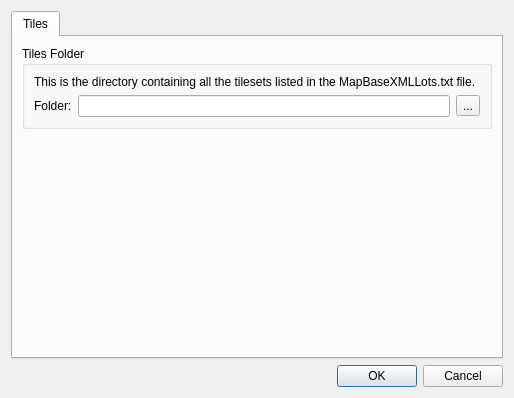
First picture: the form in src/tiled/BuildingEditor/buildingpreferencesdialog.ui, repository timbaker/tiled, before the edit.
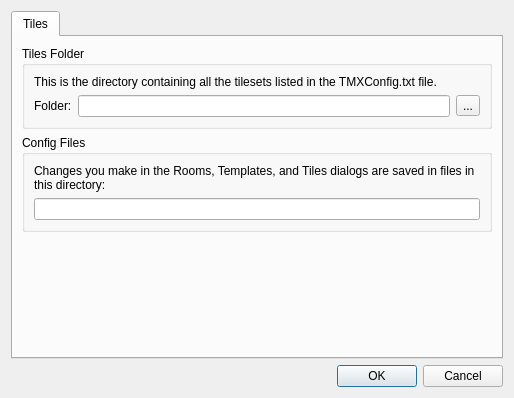
Second picture: the form after the edit.

```diff
--- a/src/tiled/BuildingEditor/buildingpreferencesdialog.ui
+++ b/src/tiled/BuildingEditor/buildingpreferencesdialog.ui
@@ -33,7 +33,7 @@
           <item>
            <widget class="QLabel" name="label_2">
             <property name="text">
-             <string>This is the directory containing all the tilesets listed in the MapBaseXMLLots.txt file.</string>
+             <string>This is the directory containing all the tilesets listed in the TMXConfig.txt file.</string>
             </property>
             <property name="wordWrap">
              <bool>true</bool>
@@ -68,6 +68,32 @@
          </layout>
         </widget>
        </item>
+       <item>
+        <widget class="QGroupBox" name="groupBox_2">
+         <property name="title">
+          <string>Config Files</string>
+         </property>
+         <layout class="QVBoxLayout" name="verticalLayout_4">
+          <item>
+           <widget class="QLabel" name="label_3">
+            <property name="text">
+             <string>Changes you make in the Rooms, Templates, and Tiles dialogs are saved in files in this directory:</string>
+            </property>
+            <property name="wordWrap">
+             <bool>true</bool>
+            </property>
+           </widget>
+          </item>
+          <item>
+           <widget class="QLineEdit" name="configDirEdit">
+            <property name="readOnly">
+             <bool>true</bool>
+            </property>
+           </widget>
+          </item>
+         </layout>
+        </widget>
+       </item>
        <item>
         <spacer name="verticalSpacer">
          <property name="orientation">
```
